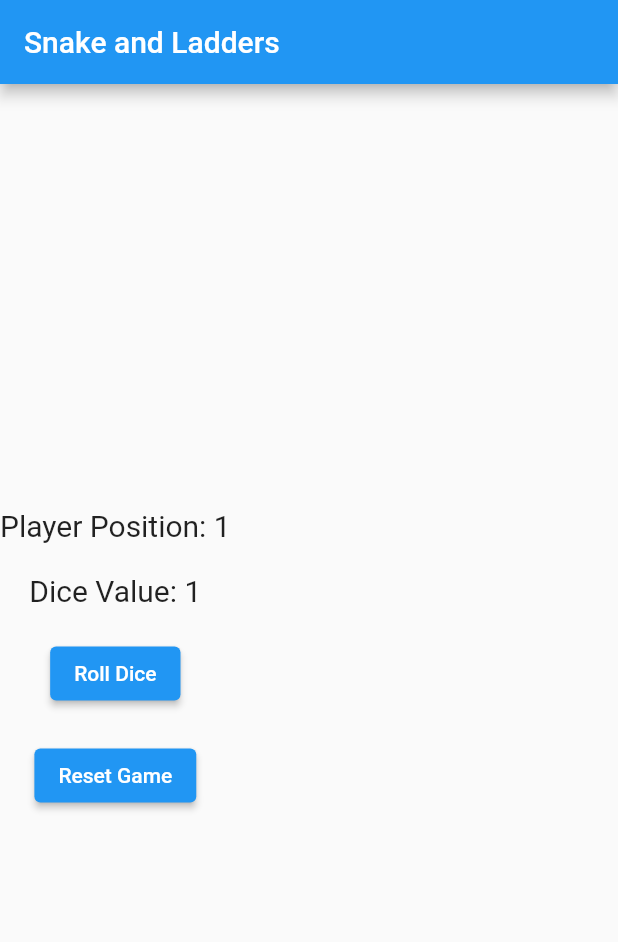
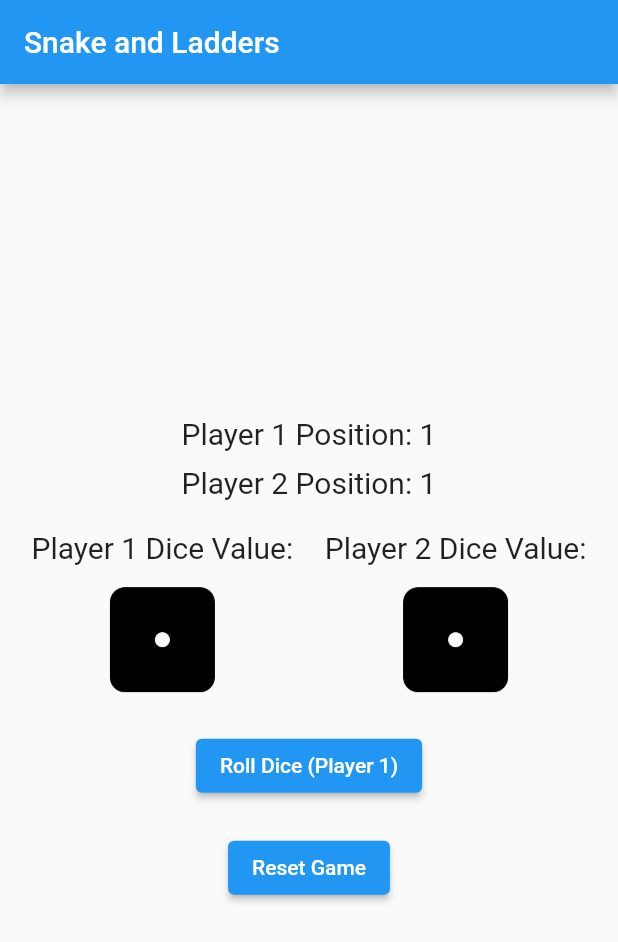
Before and after one commit to prateekp273/snake_ladder_game_app-using-flutter, a Flutter app: the screen it shows after launch, on a phone screen of 412 x 824 dp. Shown: the top 942 px of the screen. Run offline on Flutter 3.47's test engine with Material 2 defaults, Android fonts, the phone set to English and light mode, and no system bars.

Commit message:
first commit

```diff
--- a/lib/main.dart
+++ b/lib/main.dart
@@ -20,36 +20,41 @@
   List<int> ladderStarts = [1, 4, 9, 21, 28, 36, 51, 71, 80];
   List<int> ladderEnds = [38, 14, 31, 42, 84, 44, 67, 91, 100];
 
-  int playerPosition = 1;
-  int diceValue = 1;
+  int currentPlayer = 1;
+  List<int> playerPositions = [1, 1];
+  List<int> diceValues = [1, 1];
   bool isGameOver = false;
 
   void rollDice() {
     setState(() {
-      diceValue = Random().nextInt(maxDiceValue) + 1;
-      playerPosition += diceValue;
+      int diceValue = Random().nextInt(maxDiceValue) + 1;
+      diceValues[currentPlayer - 1] = diceValue;
+      playerPositions[currentPlayer - 1] += diceValue;
 
-      if (playerPosition > 100) {
-        playerPosition = 100;
+      if (playerPositions[currentPlayer - 1] > 100) {
+        playerPositions[currentPlayer - 1] = 100;
       }
 
-      if (snakePositions.contains(playerPosition)) {
-        playerPosition = 1;
-      } else if (ladderStarts.contains(playerPosition)) {
-        int index = ladderStarts.indexOf(playerPosition);
-        playerPosition = ladderEnds[index];
+      if (snakePositions.contains(playerPositions[currentPlayer - 1])) {
+        playerPositions[currentPlayer - 1] = 1;
+      } else if (ladderStarts.contains(playerPositions[currentPlayer - 1])) {
+        int index = ladderStarts.indexOf(playerPositions[currentPlayer - 1]);
+        playerPositions[currentPlayer - 1] = ladderEnds[index];
       }
 
-      if (playerPosition == 100) {
+      if (playerPositions[currentPlayer - 1] == 100) {
         isGameOver = true;
       }
+
+      currentPlayer = currentPlayer == 1 ? 2 : 1;
     });
   }
 
   void resetGame() {
     setState(() {
-      playerPosition = 1;
-      diceValue = 1;
+      currentPlayer = 1;
+      playerPositions = [1, 1];
+      diceValues = [1, 1];
       isGameOver = false;
     });
   }
@@ -64,24 +69,58 @@
         mainAxisAlignment: MainAxisAlignment.center,
         children: [
           Text(
-            'Player Position: $playerPosition',
+            'Player 1 Position: ${playerPositions[0]}',
+            style: TextStyle(fontSize: 20),
+          ),
+          SizedBox(height: 10),
+          Text(
+            'Player 2 Position: ${playerPositions[1]}',
             style: TextStyle(fontSize: 20),
           ),
           SizedBox(height: 20),
-          Text(
-            'Dice Value: $diceValue',
-            style: TextStyle(fontSize: 20),
+          Row(
+            mainAxisAlignment: MainAxisAlignment.spaceEvenly,
+            children: [
+              Column(
+                children: [
+                  Text(
+                    'Player 1 Dice Value:',
+                    style: TextStyle(fontSize: 20),
+                  ),
+                  SizedBox(height: 10),
+                  Image.asset(
+                    'assets/images/dice${diceValues[0]}.png',
+                    width: 80,
+                    height: 80,
+                  ),
+                ],
+              ),
+              Column(
+                children: [
+                  Text(
+                    'Player 2 Dice Value:',
+                    style: TextStyle(fontSize: 20),
+                  ),
+                  SizedBox(height: 10),
+                  Image.asset(
+                    'assets/images/dice${diceValues[1]}.png',
+                    width: 80,
+                    height: 80,
+                  ),
+                ],
+              ),
+            ],
           ),
           SizedBox(height: 20),
           if (isGameOver)
             Text(
-              'Congratulations! You won!',
+              'Congratulations! Player $currentPlayer won!',
               style: TextStyle(fontSize: 24, fontWeight: FontWeight.bold),
             ),
           if (!isGameOver)
             ElevatedButton(
               onPressed: rollDice,
-              child: Text('Roll Dice'),
+              child: Text('Roll Dice (Player $currentPlayer)'),
             ),
           SizedBox(height: 20),
           ElevatedButton(
--- a/pubspec.yaml
+++ b/pubspec.yaml
@@ -59,9 +59,9 @@ flutter:
   uses-material-design: true
 
   # To add assets to your application, add an assets section, like this:
-  # assets:
-  #   - images/a_dot_burr.jpeg
-  #   - images/a_dot_ham.jpeg
+  assets:
+    - assets/images/
+
 
   # An image asset can refer to one or more resolution-specific "variants", see
   # https://flutter.dev/assets-and-images/#resolution-aware
```
Also changed, not shown: assets/images/dice1.png (added), assets/images/dice2.png (added), assets/images/dice3.png (added), assets/images/dice4.png (added), assets/images/dice5.png (added), assets/images/dice6.png (added).
